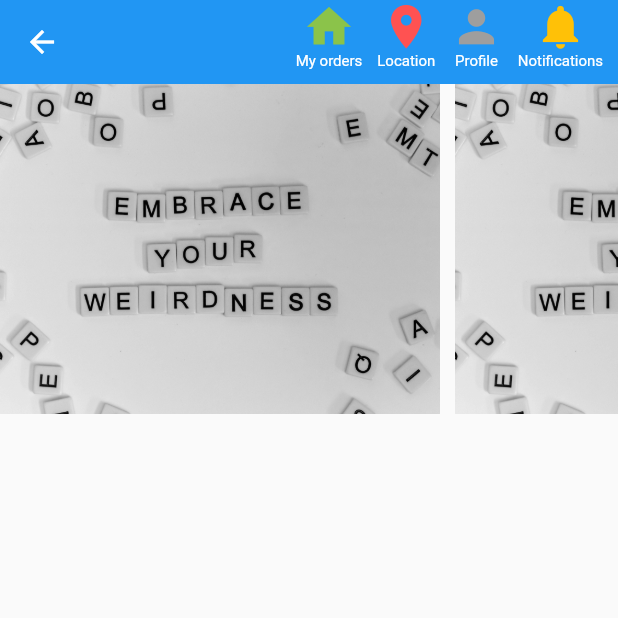
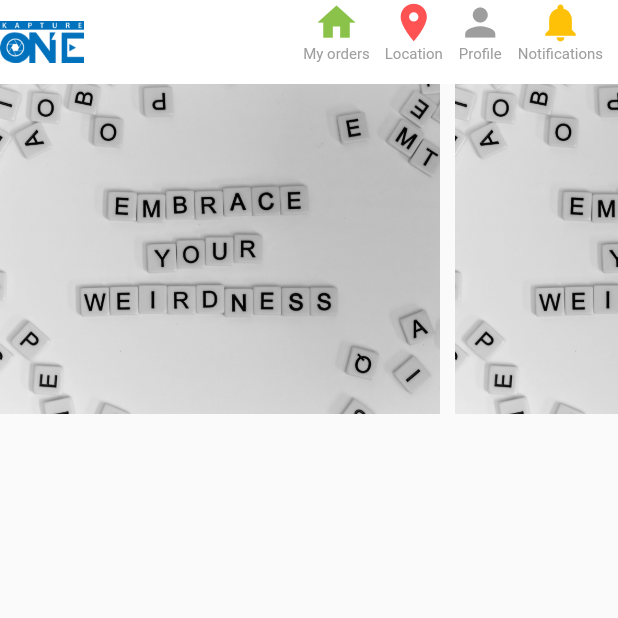
Before and after one commit to fzserver/kaptureone, a Flutter app: the HomeScreen screen opened directly, on a phone screen of 412 x 824 dp, the top half of it. Run offline on Flutter 3.47's test engine with Material 2 defaults, Android fonts, the phone set to English and light mode, and no system bars; our stand-ins replace flutter_svg.

Commit message:
Added logo into homescreen

```diff
--- a/lib/Screens/HomeScreen.dart
+++ b/lib/Screens/HomeScreen.dart
@@ -5,8 +5,9 @@ class HomeScreen extends StatelessWidget{
   Widget build(BuildContext context) {
     return Scaffold(
       appBar: AppBar(
-//        backgroundColor: Colors.white,
+        backgroundColor: Colors.white,
         elevation: 0,
+        leading: Image(image: AssetImage("assets/images/logo.png")),
         actions: <Widget>[
           Row(
             children: <Widget>[
@@ -14,8 +15,8 @@ class HomeScreen extends StatelessWidget{
                 padding: EdgeInsets.only(right: 10.0),
                 child: Column(
                   children: <Widget>[
-                    Icon(Icons.home, size: 35, color: Colors.lightGreen,),
-                    Text("My orders", style: TextStyle(fontSize: 10),)
+                    Icon(Icons.home, size: 30, color: Colors.lightGreen,),
+                    Text("My orders", style: TextStyle(fontSize: 10, color: Colors.grey),)
                   ],
                 ),
               ),
@@ -23,8 +24,8 @@ class HomeScreen extends StatelessWidget{
                 padding: EdgeInsets.only(right: 10.0),
                 child: Column(
                   children: <Widget>[
-                    Icon(Icons.location_on, size: 35, color: Colors.redAccent,),
-                    Text("Location", style: TextStyle(fontSize: 10),)
+                    Icon(Icons.location_on, size: 30, color: Colors.redAccent,),
+                    Text("Location", style: TextStyle(fontSize: 10, color: Colors.grey),)
                   ],
                 ),
               ),
@@ -32,8 +33,8 @@ class HomeScreen extends StatelessWidget{
                 padding: EdgeInsets.only(right: 10.0),
                 child: Column(
                   children: <Widget>[
-                    Icon(Icons.person, size: 35, color: Colors.grey,),
-                    Text("Profile", style: TextStyle(fontSize: 10),)
+                    Icon(Icons.person, size: 30, color: Colors.grey,),
+                    Text("Profile", style: TextStyle(fontSize: 10, color: Colors.grey),)
                   ],
                 ),
               ),
@@ -41,8 +42,8 @@ class HomeScreen extends StatelessWidget{
                 padding: EdgeInsets.only(right: 10.0),
                 child: Column(
                   children: <Widget>[
-                    Icon(Icons.notifications, size: 35, color: Colors.amber,),
-                    Text("Notifications", style: TextStyle(fontSize: 10),)
+                    Icon(Icons.notifications, size: 30, color: Colors.amber,),
+                    Text("Notifications", style: TextStyle(fontSize: 10, color: Colors.grey),)
                   ],
                 ),
               ),
```
